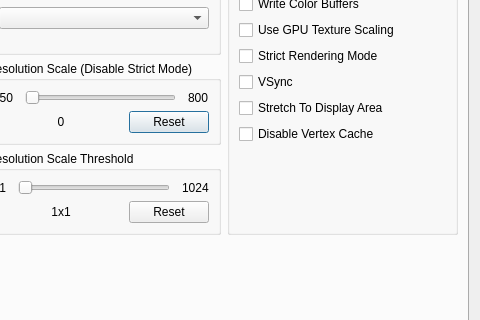
First picture: the form in rpcs3/rpcs3qt/settings_dialog.ui, repository RPCS3/rpcs3, before the edit; both pictures show x 272 to 752 and y 81 to 401 of the 752 by 574 pixel window.
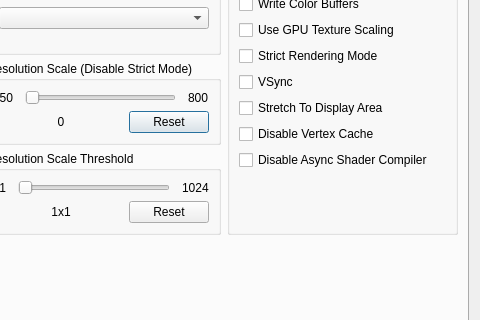
Second picture: the form after the edit. The open tabs and pages were chosen to show the change. Icons and pictures are not drawn.

Commit message: qt: Add async shaders toggle to the UI

```diff
--- a/rpcs3/rpcs3qt/settings_dialog.ui
+++ b/rpcs3/rpcs3qt/settings_dialog.ui
@@ -698,6 +698,13 @@
               </property>
              </widget>
             </item>
+            <item>
+             <widget class="QCheckBox" name="disableAsyncShaders">
+              <property name="text">
+               <string>Disable Async Shader Compiler</string>
+              </property>
+             </widget>
+            </item>
             <item>
              <spacer name="verticalSpacer_12">
               <property name="orientation">
```
Left out of the diff: 2 changed lines with no effect on the pictures. The commit also changes 3 other files.
